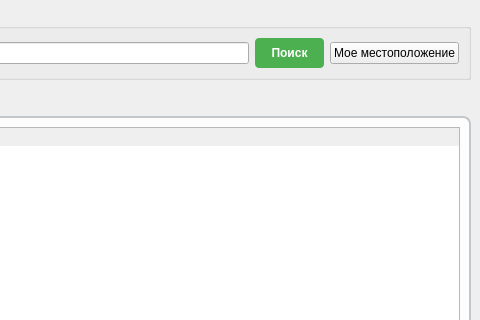
lydishka/WeatherMonitor, file main_window.ui: the form before one commit; both pictures show x 630 to 1110 and y 0 to 320 of the 1110 by 832 pixel window.
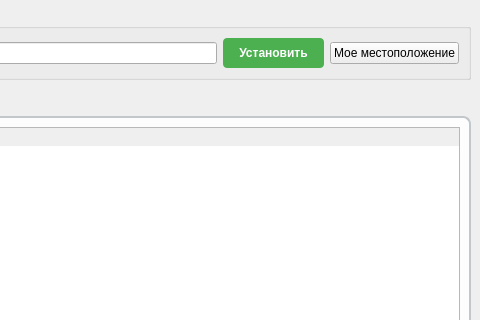
The form after the commit. The open tabs and pages were chosen to show the change.

Commit message: К кнопке "Установить" подключены соответсвующие функции

Diff of the .ui file:
```diff
--- a/main_window.ui
+++ b/main_window.ui
@@ -57,7 +57,7 @@
 }</string>
          </property>
          <property name="text">
-          <string>Поиск</string>
+          <string>Установить</string>
          </property>
         </widget>
        </item>
```
Left out of the diff: 22 changed lines with no effect on the pictures. The commit also changes 3 other files.
